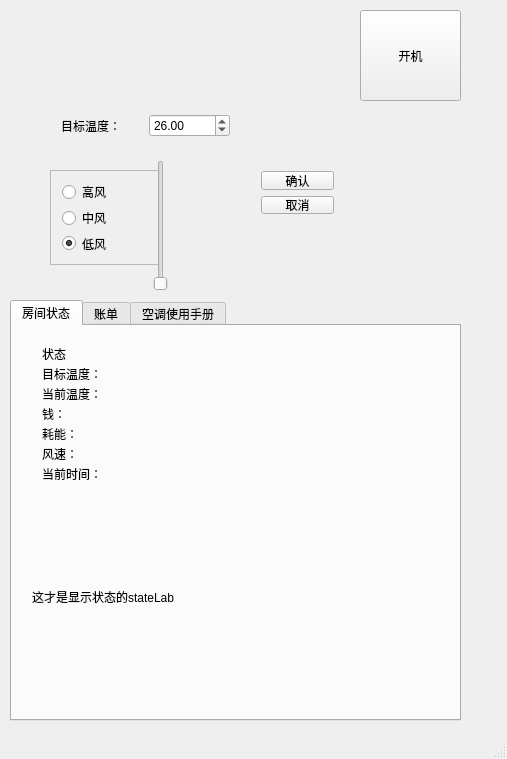
The window that client.ui (demoOS-BUPT/demoSE) describes before a commit, drawn with Qt 5.
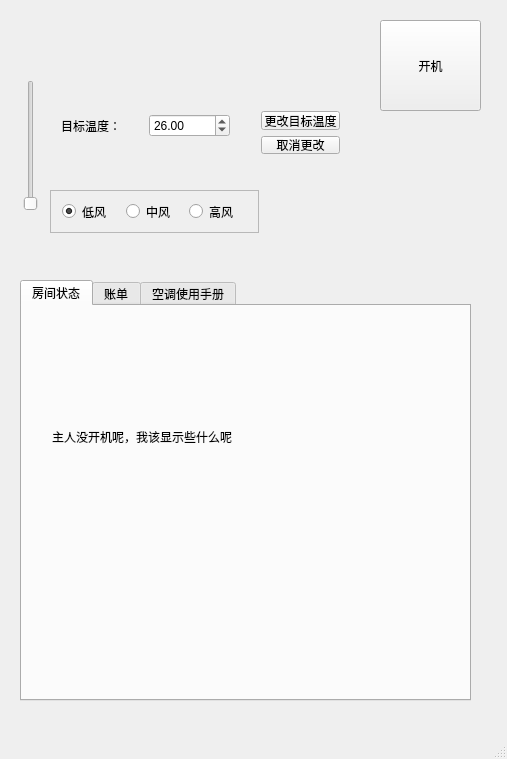
The same window after the commit. The open tabs and pages were chosen to show the change.

What changed in the file:
```diff
--- a/client.ui
+++ b/client.ui
@@ -17,8 +17,8 @@
    <widget class="QPushButton" name="oBtn">
     <property name="geometry">
      <rect>
-      <x>360</x>
-      <y>10</y>
+      <x>380</x>
+      <y>20</y>
       <width>101</width>
       <height>91</height>
      </rect>
@@ -31,9 +31,9 @@
     <property name="geometry">
      <rect>
       <x>50</x>
-      <y>170</y>
-      <width>111</width>
-      <height>95</height>
+      <y>190</y>
+      <width>209</width>
+      <height>43</height>
      </rect>
     </property>
     <property name="frameShape">
@@ -42,21 +42,7 @@
     <property name="frameShadow">
      <enum>QFrame::Raised</enum>
     </property>
-    <layout class="QVBoxLayout" name="verticalLayout">
-     <item>
-      <widget class="QRadioButton" name="highBtn">
-       <property name="text">
-        <string>高风</string>
-       </property>
-      </widget>
-     </item>
-     <item>
-      <widget class="QRadioButton" name="midBtn">
-       <property name="text">
-        <string>中风</string>
-       </property>
-      </widget>
-     </item>
+    <layout class="QHBoxLayout" name="horizontalLayout_2">
      <item>
       <widget class="QRadioButton" name="lowBtn">
        <property name="text">
@@ -67,13 +53,27 @@
        </property>
       </widget>
      </item>
+     <item>
+      <widget class="QRadioButton" name="midBtn">
+       <property name="text">
+        <string>中风</string>
+       </property>
+      </widget>
+     </item>
+     <item>
+      <widget class="QRadioButton" name="highBtn">
+       <property name="text">
+        <string>高风</string>
+       </property>
+      </widget>
+     </item>
     </layout>
    </widget>
    <widget class="QTabWidget" name="tabWidget">
     <property name="geometry">
      <rect>
-      <x>10</x>
-      <y>300</y>
+      <x>20</x>
+      <y>280</y>
       <width>451</width>
       <height>421</height>
      </rect>
@@ -85,199 +85,17 @@
      <attribute name="title">
       <string>房间状态</string>
      </attribute>
-     <widget class="QLabel" name="label">
-      <property name="geometry">
-       <rect>
-        <x>30</x>
-        <y>40</y>
-        <width>72</width>
-        <height>15</height>
-       </rect>
-      </property>
-      <property name="text">
-       <string>目标温度：</string>
-      </property>
-     </widget>
-     <widget class="QLabel" name="label_6">
-      <property name="geometry">
-       <rect>
-        <x>30</x>
-        <y>60</y>
-        <width>72</width>
-        <height>15</height>
-       </rect>
-      </property>
-      <property name="text">
-       <string>当前温度：</string>
-      </property>
-     </widget>
-     <widget class="QLabel" name="curtempLab">
-      <property name="geometry">
-       <rect>
-        <x>110</x>
-        <y>60</y>
-        <width>72</width>
-        <height>15</height>
-       </rect>
-      </property>
-      <property name="text">
-       <string/>
-      </property>
-     </widget>
-     <widget class="QLabel" name="label_3">
-      <property name="geometry">
-       <rect>
-        <x>30</x>
-        <y>100</y>
-        <width>72</width>
-        <height>15</height>
-       </rect>
-      </property>
-      <property name="text">
-       <string>耗能：</string>
-      </property>
-     </widget>
-     <widget class="QLabel" name="label_4">
-      <property name="geometry">
-       <rect>
-        <x>30</x>
-        <y>80</y>
-        <width>72</width>
-        <height>15</height>
-       </rect>
-      </property>
-      <property name="text">
-       <string>钱：</string>
-      </property>
-     </widget>
-     <widget class="QLabel" name="label_2">
-      <property name="geometry">
-       <rect>
-        <x>30</x>
-        <y>20</y>
-        <width>72</width>
-        <height>15</height>
-       </rect>
-      </property>
-      <property name="text">
-       <string>状态</string>
-      </property>
-     </widget>
-     <widget class="QLabel" name="energyLab">
-      <property name="geometry">
-       <rect>
-        <x>110</x>
-        <y>100</y>
-        <width>72</width>
-        <height>15</height>
-       </rect>
-      </property>
-      <property name="text">
-       <string/>
-      </property>
-     </widget>
-     <widget class="QLabel" name="priceLab">
-      <property name="geometry">
-       <rect>
-        <x>100</x>
-        <y>80</y>
-        <width>72</width>
-        <height>15</height>
-       </rect>
-      </property>
-      <property name="text">
-       <string/>
-      </property>
-     </widget>
-     <widget class="QLabel" name="nowtempLab">
-      <property name="geometry">
-       <rect>
-        <x>110</x>
-        <y>60</y>
-        <width>72</width>
-        <height>15</height>
-       </rect>
-      </property>
-      <property name="text">
-       <string/>
-      </property>
-     </widget>
-     <widget class="QLabel" name="stateLab">
-      <property name="geometry">
-       <rect>
-        <x>80</x>
-        <y>20</y>
-        <width>72</width>
-        <height>15</height>
-       </rect>
-      </property>
-      <property name="text">
-       <string/>
-      </property>
-     </widget>
-     <widget class="QLabel" name="label_5">
-      <property name="geometry">
-       <rect>
-        <x>30</x>
-        <y>120</y>
-        <width>72</width>
-        <height>15</height>
-       </rect>
-      </property>
-      <property name="text">
-       <string>风速：</string>
-      </property>
-     </widget>
-     <widget class="QLabel" name="windLab">
-      <property name="geometry">
-       <rect>
-        <x>80</x>
-        <y>120</y>
-        <width>72</width>
-        <height>15</height>
-       </rect>
-      </property>
-      <property name="text">
-       <string/>
-      </property>
-     </widget>
-     <widget class="QLabel" name="aimtempLab">
-      <property name="geometry">
-       <rect>
-        <x>110</x>
-        <y>40</y>
-        <width>72</width>
-        <height>15</height>
-       </rect>
-      </property>
-      <property name="text">
-       <string/>
-      </property>
-     </widget>
-     <widget class="QLabel" name="label_7">
-      <property name="geometry">
-       <rect>
-        <x>30</x>
-        <y>140</y>
-        <width>72</width>
-        <height>15</height>
-       </rect>
-      </property>
-      <property name="text">
-       <string>当前时间：</string>
-      </property>
-     </widget>
      <widget class="QLabel" name="showLab">
       <property name="geometry">
        <rect>
-        <x>20</x>
-        <y>170</y>
+        <x>30</x>
+        <y>30</y>
         <width>331</width>
         <height>201</height>
        </rect>
       </property>
       <property name="text">
-       <string>这才是显示状态的stateLab</string>
+       <string>主人没开机呢，我该显示些什么呢</string>
       </property>
      </widget>
     </widget>
@@ -346,8 +164,8 @@
     <property name="geometry">
      <rect>
       <x>250</x>
-      <y>160</y>
-      <width>95</width>
+      <y>100</y>
+      <width>101</width>
       <height>65</height>
      </rect>
     </property>
@@ -355,14 +173,14 @@
      <item>
       <widget class="QPushButton" name="commitBtn">
        <property name="text">
-        <string>确认</string>
+        <string>更改目标温度</string>
        </property>
       </widget>
      </item>
      <item>
       <widget class="QPushButton" name="cancelBtn">
        <property name="text">
-        <string>取消</string>
+        <string>取消更改</string>
        </property>
       </widget>
      </item>
@@ -397,8 +215,8 @@
    <widget class="QSlider" name="tempSlider">
     <property name="geometry">
      <rect>
-      <x>150</x>
-      <y>160</y>
+      <x>20</x>
+      <y>80</y>
       <width>21</width>
       <height>131</height>
      </rect>
@@ -407,6 +225,29 @@
      <enum>Qt::Vertical</enum>
     </property>
    </widget>
+   <widget class="QLabel" name="setBackLab">
+    <property name="geometry">
+     <rect>
+      <x>20</x>
+      <y>40</y>
+      <width>341</width>
+      <height>221</height>
+     </rect>
+    </property>
+    <property name="text">
+     <string/>
+    </property>
+   </widget>
+   <zorder>setBackLab</zorder>
+   <zorder>oBtn</zorder>
+   <zorder>winFrame</zorder>
+   <zorder>tabWidget</zorder>
+   <zorder>layoutWidget</zorder>
+   <zorder>layoutWidget</zorder>
+   <zorder>roomLabel</zorder>
+   <zorder>tipLabel</zorder>
+   <zorder>tempSlider</zorder>
+   <zorder>commitBtn</zorder>
   </widget>
   <widget class="QStatusBar" name="statusBar"/>
  </widget>
```
Left out of the diff: 43 changed lines with no effect on the pictures.
